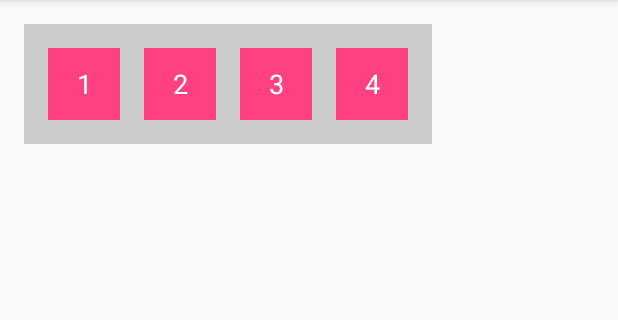
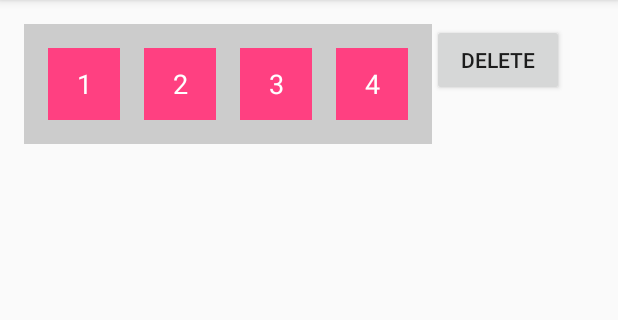
Before and after one commit to mukeshsolanki/android-otpview-pinview, an Android app: the screen it shows after launch (MainActivity), on a phone screen of 412 x 824 dp, the part 84-404 px from its top. Run offline under Robolectric (Android 15) with nearby library versions, the phone set to English and light mode, and no system bars.

Commit message:
Initial release

```diff
--- a/app/src/main/java/com/mukesh/otpview_example/MainActivity.java
+++ b/app/src/main/java/com/mukesh/otpview_example/MainActivity.java
@@ -1,12 +1,25 @@
 package com.mukesh.otpview_example;
 
+import android.os.Bundle;
 import android.support.v7.app.AppCompatActivity;
-import android.os.Bundle;
+import android.view.View;
+import android.widget.Button;
+import com.mukesh.OtpView;
 
 public class MainActivity extends AppCompatActivity {
 
   @Override protected void onCreate(Bundle savedInstanceState) {
     super.onCreate(savedInstanceState);
     setContentView(R.layout.activity_main);
+    Button button = (Button) findViewById(R.id.delete);
+    final OtpView otpView = (OtpView) findViewById(R.id.otp_view);
+    assert otpView != null;
+    assert button != null;
+    otpView.disableKeypad();
+    button.setOnClickListener(new View.OnClickListener() {
+      @Override public void onClick(View v) {
+        otpView.enableKeypad();
+      }
+    });
   }
 }
--- a/app/src/main/res/layout/activity_main.xml
+++ b/app/src/main/res/layout/activity_main.xml
@@ -1,5 +1,5 @@
 <?xml version="1.0" encoding="utf-8"?>
-<RelativeLayout xmlns:android="http://schemas.android.com/apk/res/android"
+<LinearLayout xmlns:android="http://schemas.android.com/apk/res/android"
   xmlns:app="http://schemas.android.com/apk/res-auto"
   xmlns:tools="http://schemas.android.com/tools"
   android:layout_width="match_parent"
@@ -12,11 +12,18 @@
 
 
   <com.mukesh.OtpView
+    android:id="@+id/otp_view"
     android:layout_width="wrap_content"
     android:layout_height="wrap_content"
     android:background="#cccccc"
-    android:inputType="text"
+    android:inputType="number"
     android:textColor="#FFFFFF"
     app:otp="1234"
-    app:text_background_color="@color/colorAccent"/>
-</RelativeLayout>
+    app:text_background_color="@color/colorAccent" />
+
+  <Button
+    android:id="@+id/delete"
+    android:layout_width="wrap_content"
+    android:layout_height="wrap_content"
+    android:text="delete"/>
+</LinearLayout>
--- a/otpview/src/main/java/com/mukesh/OtpView.java
+++ b/otpview/src/main/java/com/mukesh/OtpView.java
@@ -4,16 +4,20 @@ import android.content.Context;
 import android.content.res.TypedArray;
 import android.graphics.Color;
 import android.graphics.PorterDuff;
+import android.text.Editable;
 import android.text.TextUtils;
+import android.text.TextWatcher;
 import android.util.AttributeSet;
 import android.view.LayoutInflater;
+import android.view.MotionEvent;
+import android.view.View;
 import android.view.inputmethod.EditorInfo;
+import android.view.inputmethod.InputMethodManager;
 import android.widget.EditText;
 import android.widget.LinearLayout;
 
 public class OtpView extends LinearLayout {
-  private EditText mOtpOneField, mOtpTwoField, mOtpThreeField, mOtpFourField;
-  private LinearLayout mRootView;
+  private EditText mOtpOneField, mOtpTwoField, mOtpThreeField, mOtpFourField, mCurrentlyFocusedEditText;
 
   public OtpView(Context context) {
     super(context);
@@ -64,7 +68,11 @@ public class OtpView extends LinearLayout {
   }
 
   private void setEditTextInputStyle(TypedArray styles) {
-    mOtpOneField.setInputType(styles.getInt(R.styleable.OtpView_android_inputType, EditorInfo.TYPE_TEXT_VARIATION_NORMAL));
+    int inputType = styles.getInt(R.styleable.OtpView_android_inputType, EditorInfo.TYPE_TEXT_VARIATION_NORMAL);
+    mOtpOneField.setInputType(inputType);
+    mOtpTwoField.setInputType(inputType);
+    mOtpThreeField.setInputType(inputType);
+    mOtpFourField.setInputType(inputType);
     String text = String.valueOf(styles.getString(R.styleable.OtpView_otp));
     if (!TextUtils.isEmpty(text) && text.length() == 4) {
       mOtpOneField.setText(String.valueOf(text.charAt(0)));
@@ -72,5 +80,93 @@ public class OtpView extends LinearLayout {
       mOtpThreeField.setText(String.valueOf(text.charAt(2)));
       mOtpFourField.setText(String.valueOf(text.charAt(3)));
     }
+    setFocusListener();
+    setOnTextChangeListener();
+  }
+
+  private void setFocusListener() {
+    View.OnFocusChangeListener onFocusChangeListener = new View.OnFocusChangeListener() {
+      @Override public void onFocusChange(View v, boolean hasFocus) {
+        mCurrentlyFocusedEditText = (EditText) v;
+        mCurrentlyFocusedEditText.setSelection(mCurrentlyFocusedEditText.getText().length());
+      }
+    };
+    mOtpOneField.setOnFocusChangeListener(onFocusChangeListener);
+    mOtpTwoField.setOnFocusChangeListener(onFocusChangeListener);
+    mOtpThreeField.setOnFocusChangeListener(onFocusChangeListener);
+    mOtpFourField.setOnFocusChangeListener(onFocusChangeListener);
+    if (mOtpFourField.getText().length() >= 1) {
+      mCurrentlyFocusedEditText = mOtpFourField;
+    } else {
+      mCurrentlyFocusedEditText = mOtpOneField;
+    }
+  }
+
+  public void disableKeypad() {
+    OnTouchListener touchListener = new OnTouchListener() {
+      @Override public boolean onTouch(View v, MotionEvent event) {
+        v.onTouchEvent(event);
+        InputMethodManager imm = (InputMethodManager) v.getContext().getSystemService(Context.INPUT_METHOD_SERVICE);
+        if (imm != null) {
+          imm.hideSoftInputFromWindow(v.getWindowToken(), 0);
+        }
+        return true;
+      }
+    };
+    mOtpOneField.setOnTouchListener(touchListener);
+    mOtpTwoField.setOnTouchListener(touchListener);
+    mOtpThreeField.setOnTouchListener(touchListener);
+    mOtpFourField.setOnTouchListener(touchListener);
+  }
+
+  public void enableKeypad() {
+    OnTouchListener touchListener = new OnTouchListener() {
+      @Override public boolean onTouch(View v, MotionEvent event) {
+        return false;
+      }
+    };
+    mOtpOneField.setOnTouchListener(touchListener);
+    mOtpTwoField.setOnTouchListener(touchListener);
+    mOtpThreeField.setOnTouchListener(touchListener);
+    mOtpFourField.setOnTouchListener(touchListener);
+  }
+
+  public EditText getCurrentFoucusedEditText() {
+    return mCurrentlyFocusedEditText;
+  }
+
+  public void setOnTextChangeListener() {
+    TextWatcher textWatcher = new TextWatcher() {
+      @Override public void beforeTextChanged(CharSequence s, int start, int count, int after) {
+
+      }
+
+      @Override public void onTextChanged(CharSequence s, int start, int before, int count) {
+      }
+
+      @Override public void afterTextChanged(Editable s) {
+        if (mCurrentlyFocusedEditText.getText().length() >= 1 && mCurrentlyFocusedEditText != mOtpFourField) {
+          mCurrentlyFocusedEditText.focusSearch(View.FOCUS_RIGHT).requestFocus();
+        } else if (mCurrentlyFocusedEditText.getText().length() >= 1 && mCurrentlyFocusedEditText == mOtpFourField) {
+          InputMethodManager imm = (InputMethodManager) getContext().getSystemService(Context.INPUT_METHOD_SERVICE);
+          if (imm != null) {
+            imm.hideSoftInputFromWindow(getWindowToken(), 0);
+          }
+        } else {
+          String currentValue = mCurrentlyFocusedEditText.getText().toString();
+          if (currentValue.length() <= 0 && mCurrentlyFocusedEditText.getSelectionStart() <= 0) {
+            mCurrentlyFocusedEditText.focusSearch(View.FOCUS_LEFT).requestFocus();
+          }
+        }
+      }
+    };
+    mOtpOneField.addTextChangedListener(textWatcher);
+    mOtpTwoField.addTextChangedListener(textWatcher);
+    mOtpThreeField.addTextChangedListener(textWatcher);
+    mOtpFourField.addTextChangedListener(textWatcher);
+  }
+
+  public void simulateDeletePress() {
+    mCurrentlyFocusedEditText.setText("");
   }
 }
--- a/otpview/src/main/res/layout/otpview_layout.xml
+++ b/otpview/src/main/res/layout/otpview_layout.xml
@@ -13,7 +13,10 @@
     android:layout_height="48dp"
     android:layout_marginRight="16dp"
     android:gravity="center"
-    android:maxLength="1" />
+    android:maxLength="1"
+    android:maxLines="1"
+    android:nextFocusLeft="@+id/otp_one_edit_text"
+    android:nextFocusRight="@+id/otp_two_edit_text" />
 
   <EditText
     android:id="@+id/otp_two_edit_text"
@@ -21,7 +24,10 @@
     android:layout_height="48dp"
     android:layout_marginRight="16dp"
     android:gravity="center"
-    android:maxLength="1" />
+    android:maxLength="1"
+    android:maxLines="1"
+    android:nextFocusLeft="@+id/otp_one_edit_text"
+    android:nextFocusRight="@+id/otp_three_edit_text" />
 
   <EditText
     android:id="@+id/otp_three_edit_text"
@@ -29,12 +35,18 @@
     android:layout_height="48dp"
     android:layout_marginRight="16dp"
     android:gravity="center"
-    android:maxLength="1" />
+    android:maxLength="1"
+    android:maxLines="1"
+    android:nextFocusLeft="@+id/otp_two_edit_text"
+    android:nextFocusRight="@+id/otp_four_edit_text" />
 
   <EditText
     android:id="@+id/otp_four_edit_text"
     android:layout_width="48dp"
     android:layout_height="48dp"
     android:gravity="center"
-    android:maxLength="1" />
+    android:maxLength="1"
+    android:maxLines="1"
+    android:nextFocusLeft="@+id/otp_three_edit_text"
+    android:nextFocusRight="@+id/otp_four_edit_text" />
 </LinearLayout>
```
